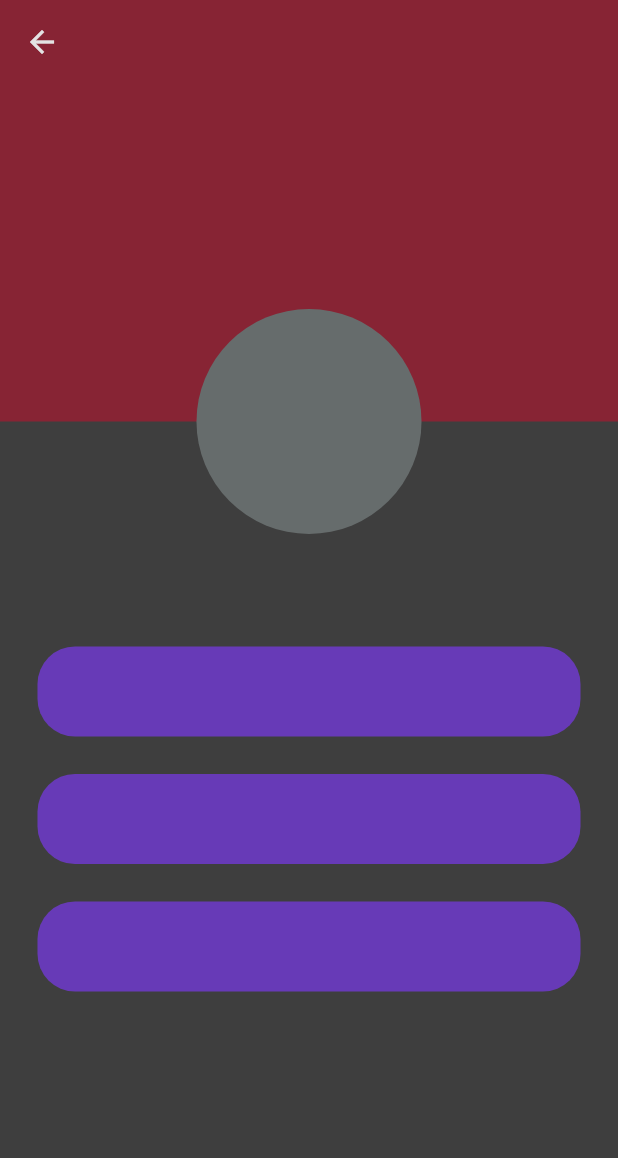
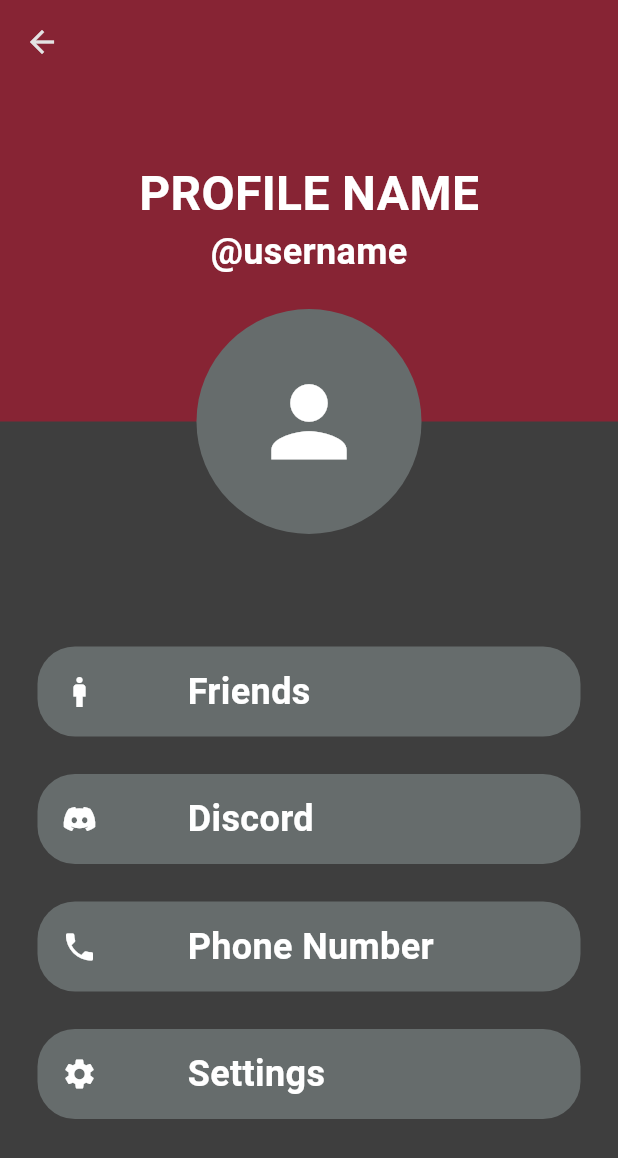
Before and after one commit to Infini-Play/Elusiv, a Flutter app: the ProfilePage screen opened directly, on a phone screen of 412 x 824 dp. Shown: the top 1158 px of the screen. Run offline on Flutter 3.47's test engine with Material 3 defaults, Android fonts, the light colour scheme and no system bars; our stand-ins replace go_router, pocketbase, shared_preferences; accounts and stored records are empty.

Commit message:
Finished Profile Page UI
No functionality or changeable fields, but design is finished

```diff
--- a/elusiv/lib/core/navigation/routing.dart
+++ b/elusiv/lib/core/navigation/routing.dart
@@ -32,11 +32,11 @@ final router = GoRouter(
           name: AppRoute.registrationPage.name,
           builder: (context, state) => const RegistrationPage(),
         ),
-        // GoRoute(
-        //   path: 'profile',
-        //   name: AppRoute.profilePage.name,
-        //   builder: (context, state) => const ProfilePage(),
-        // )
+        GoRoute(
+          path: 'profile',
+          name: AppRoute.profilePage.name,
+          builder: (context, state) => const ProfilePage(),
+        )
       ],
     ),
     GoRoute(
--- a/elusiv/lib/features/login/presentation/pages/welcome_page.dart
+++ b/elusiv/lib/features/login/presentation/pages/welcome_page.dart
@@ -20,9 +20,9 @@ class WelcomePage extends StatelessWidget {
 
     // FOR DEBUGGING OF PROFILE PAGE ONLY
     // TO BE REMOVED BEFORE COMMIT
-    // void goProfilePage() {
-    //   context.goNamed(AppRoute.profilePage.name);
-    // }
+    void goProfilePage() {
+      context.goNamed(AppRoute.profilePage.name);
+    }
 
     return Scaffold(
       body: Center(
@@ -47,11 +47,11 @@ class WelcomePage extends StatelessWidget {
 
             // FOR DEBUGGING OF PROFILE PAGE ONLY
             // TO BE REMOVED BEFORE COMMIT
-            // LoginRegisterButton(
-            //   onTap: goProfilePage,
-            //   message: 'Profile'.hardcoded,
-            //   alternateColors: true,
-            // ),
+            LoginRegisterButton(
+              onTap: goProfilePage,
+              message: 'Profile'.hardcoded,
+              alternateColors: true,
+            ),
           ],
         ),
       ),
--- a/elusiv/lib/features/profile/presentation/pages/profile_page.dart
+++ b/elusiv/lib/features/profile/presentation/pages/profile_page.dart
@@ -33,12 +33,48 @@ class ProfilePage extends StatelessWidget {
                   height: 225,
                 ),
 
+                // Name text
+                const Positioned(
+                  top: 50,
+                  child: Text(
+                    'PROFILE NAME',
+                    style: TextStyle(
+                      fontSize: 32,
+                      fontWeight: FontWeight.bold,
+                      color: Colors.white,
+                    ),
+                  ),
+                ),
+
+                // Username text
+                const Positioned(
+                  top: 95,
+                  child: Text(
+                    '@username',
+                    style: TextStyle(
+                      fontSize: 24,
+                      fontWeight: FontWeight.bold,
+                      color: Colors.white,
+                    ),
+                  ),
+                ),
+
                 // Profile Picture
                 const Positioned(
                   top: 150,
-                  child: CircleAvatar(
+                  child: Stack(
+                    alignment: Alignment.center,
+                    children: [
+                      CircleAvatar(
                         backgroundColor: lightGray,
                         radius: 75,
+                      ),
+                      Icon(
+                        Icons.person,
+                        size: 75,
+                        color: Colors.white,
+                      ),
+                    ],
                   ),
                 ),
               ],
@@ -52,15 +88,34 @@ class ProfilePage extends StatelessWidget {
               child: Column(
                 mainAxisAlignment: MainAxisAlignment.center,
                 children: [
-
                   // Phone Number
                   Padding(
                     padding: const EdgeInsets.only(bottom: 25.0),
                     child: Container(
                       height: 60,
                       decoration: BoxDecoration(
-                        color: Colors.deepPurple,
+                        color: lightGray,
                         borderRadius: BorderRadius.circular(25),
+                      ),
+                      child: const Row(
+                        children: [
+                          Padding(
+                            padding: EdgeInsets.only(left: 16.0),
+                            child: Icon(
+                              Icons.man,
+                              color: Colors.white,
+                            ),
+                          ),
+                          SizedBox(width: 60),
+                          Text(
+                            'Friends',
+                            style: TextStyle(
+                              fontSize: 24,
+                              fontWeight: FontWeight.bold,
+                              color: Colors.white,
+                            ),
+                          ),
+                        ],
                       ),
                     ),
                   ),
@@ -71,24 +126,95 @@ class ProfilePage extends StatelessWidget {
                     child: Container(
                       height: 60,
                       decoration: BoxDecoration(
-                        color: Colors.deepPurple,
+                        color: lightGray,
                         borderRadius: BorderRadius.circular(25),
+                      ),
+                      child: const Row(
+                        children: [
+                          Padding(
+                            padding: EdgeInsets.only(left: 16.0),
+                            child: Icon(
+                              Icons.discord,
+                              color: Colors.white,
+                            ),
+                          ),
+                          SizedBox(width: 60),
+                          Text(
+                            'Discord',
+                            style: TextStyle(
+                              fontSize: 24,
+                              fontWeight: FontWeight.bold,
+                              color: Colors.white,
+                            ),
+                          ),
+                        ],
                       ),
                     ),
                   ),
 
-									// Instagram
+                  // Phone Number
                   Padding(
                     padding: const EdgeInsets.only(bottom: 25.0),
                     child: Container(
                       height: 60,
                       decoration: BoxDecoration(
-                        color: Colors.deepPurple,
+                        color: lightGray,
                         borderRadius: BorderRadius.circular(25),
+                      ),
+                      child: const Row(
+                        children: [
+                          Padding(
+                            padding: EdgeInsets.only(left: 16.0),
+                            child: Icon(
+                              Icons.phone,
+                              color: Colors.white,
+                            ),
+                          ),
+                          SizedBox(width: 60),
+                          Text(
+                            'Phone Number',
+                            style: TextStyle(
+                              fontSize: 24,
+                              fontWeight: FontWeight.bold,
+                              color: Colors.white,
+                            ),
+                          ),
+                        ],
                       ),
                     ),
                   ),
 
+                  // Settings
+                  Padding(
+                    padding: const EdgeInsets.only(bottom: 25.0),
+                    child: Container(
+                      height: 60,
+                      decoration: BoxDecoration(
+                        color: lightGray,
+                        borderRadius: BorderRadius.circular(25),
+                      ),
+                      child: const Row(
+                        children: [
+                          Padding(
+                            padding: EdgeInsets.only(left: 16.0),
+                            child: Icon(
+                              Icons.settings,
+                              color: Colors.white,
+                            ),
+                          ),
+                          SizedBox(width: 60),
+                          Text(
+                            'Settings',
+                            style: TextStyle(
+                              fontSize: 24,
+                              fontWeight: FontWeight.bold,
+                              color: Colors.white,
+                            ),
+                          ),
+                        ],
+                      ),
+                    ),
+                  ),
                 ],
               ),
             ),
```
Lines whose indentation alone changed are shown as unchanged.
